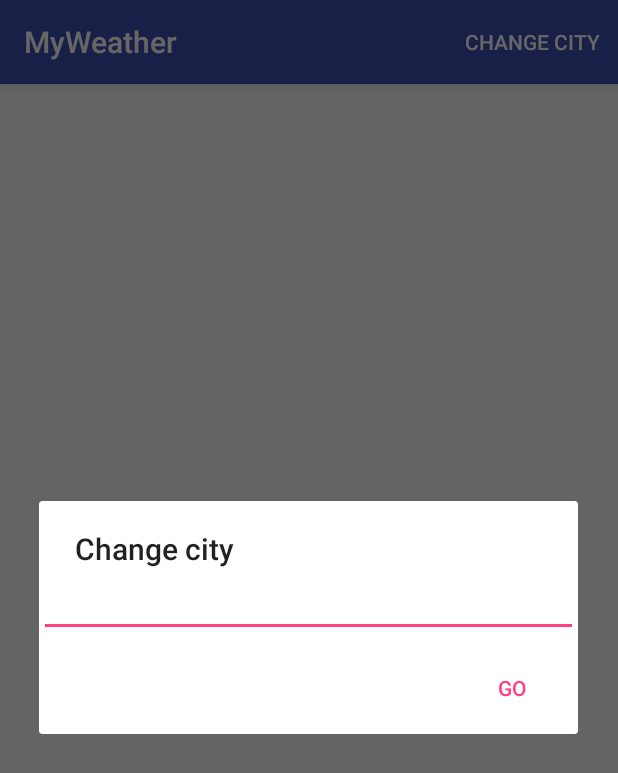
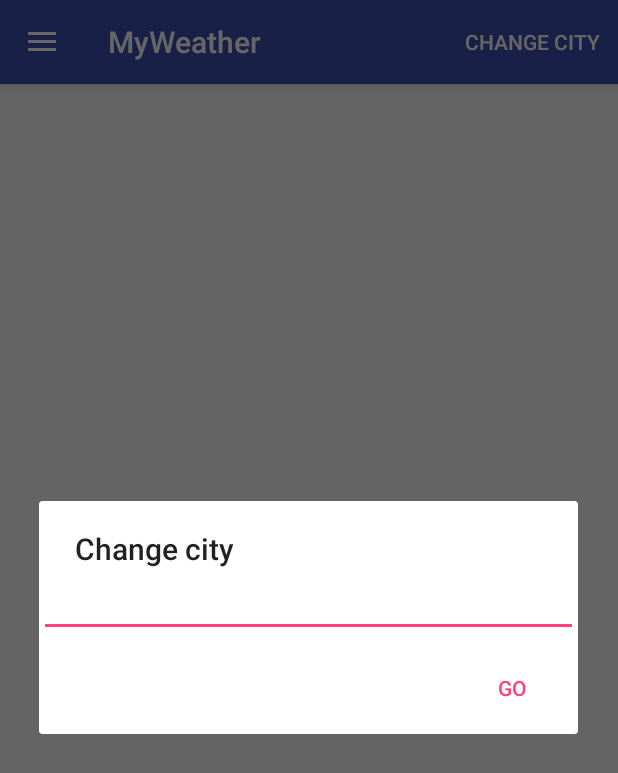
Before and after one commit to Nicopolas/WeatherApp, an Android app: the screen it shows after launch (MainActivity), after a tap on "CHANGE CITY", on a phone screen of 412 x 824 dp. Shown: the top 773 px of the screen. Run offline under Robolectric (Android 15) with nearby library versions, the phone set to English and light mode, and no system bars.

Commit message:
LVL2 HomeWord3 (API, OkHtml,Gson)+ Preferences + toolbar

```diff
--- a/app/src/main/AndroidManifest.xml
+++ b/app/src/main/AndroidManifest.xml
@@ -1,6 +1,8 @@
 <?xml version="1.0" encoding="utf-8"?>
 <manifest xmlns:android="http://schemas.android.com/apk/res/android"
     package="ru.example.geekbrains.weatherapp">
+
+    <uses-permission android:name="android.permission.INTERNET" />
 
     <application
         android:allowBackup="true"
@@ -18,6 +20,4 @@
         </activity>
     </application>
 
-    <uses-permission android:name="android.permission.INTERNET" />
-
 </manifest>
--- a/app/src/main/res/layout/activity_main.xml
+++ b/app/src/main/res/layout/activity_main.xml
@@ -1,12 +1,24 @@
 <?xml version="1.0" encoding="utf-8"?>
+<RelativeLayout xmlns:android="http://schemas.android.com/apk/res/android"
+    xmlns:app="http://schemas.android.com/apk/res-auto"
+    android:layout_width="fill_parent"
+    android:layout_height="fill_parent">
 
-<!-- Основной интерфейс приложения -->
-<!-- Изначально сделан только для портретного режима -->
+    <android.support.design.widget.AppBarLayout
+        android:layout_width="match_parent"
+        android:layout_height="wrap_content"
+        android:theme="@style/AppTheme.AppBarOverlay">
 
-<!-- Хорошей практикой является вынос всех тонких настроек в отдельные файлы -->
-<!-- Например размеры в dimens, цвета в colors и т. д. -->
-<RelativeLayout xmlns:android="http://schemas.android.com/apk/res/android"
-    xmlns:tools="http://schemas.android.com/tools"
+        <android.support.v7.widget.Toolbar
+            android:id="@+id/toolbar"
+            android:layout_width="match_parent"
+            android:layout_height="?attr/actionBarSize"
+            android:background="?attr/colorPrimary"
+            app:popupTheme="@style/AppTheme.PopupOverlay" />
+
+    </android.support.design.widget.AppBarLayout>
+
+    <RelativeLayout
         android:layout_width="fill_parent"
         android:layout_height="fill_parent"
         android:paddingBottom="@dimen/activity_vertical_margin"
@@ -19,7 +31,7 @@
             android:layout_width="wrap_content"
             android:layout_height="wrap_content"
             android:layout_centerHorizontal="true"
-        android:textAppearance="?android:attr/textAppearanceLarge"/>
+            android:textAppearance="?android:attr/textAppearanceLarge" />
 
         <TextView
             android:id="@+id/updated_field"
@@ -28,17 +40,17 @@
             android:layout_below="@+id/city_field"
             android:layout_centerHorizontal="true"
             android:textAppearance="?android:attr/textAppearanceMedium"
-        android:textSize="@dimen/updated_font_size"/>
+            android:textSize="@dimen/updated_font_size" />
 
         <TextView
             android:id="@+id/weather_icon"
             android:layout_width="wrap_content"
             android:layout_height="wrap_content"
+            android:layout_below="@+id/updated_field"
             android:layout_centerHorizontal="true"
             android:layout_marginTop="@dimen/activity_vertical_margin"
-        android:layout_below="@+id/updated_field"
             android:textAppearance="?android:attr/textAppearanceLarge"
-        android:textSize="@dimen/icon_font_size"/>
+            android:textSize="@dimen/icon_font_size" />
 
         <TextView
             android:id="@+id/current_temperature_field"
@@ -47,7 +59,7 @@
             android:layout_alignParentBottom="true"
             android:layout_centerHorizontal="true"
             android:textAppearance="?android:attr/textAppearanceLarge"
-        android:textSize="@dimen/temperature_font_size"/>
+            android:textSize="@dimen/temperature_font_size" />
 
         <TextView
             android:id="@+id/details_field"
@@ -55,6 +67,8 @@
             android:layout_height="wrap_content"
             android:layout_below="@+id/weather_icon"
             android:layout_centerHorizontal="true"
-        android:textAppearance="?android:attr/textAppearanceMedium"/>
+            android:textAppearance="?android:attr/textAppearanceMedium" />
 
     </RelativeLayout>
+
+</RelativeLayout>
--- /dev/null
+++ b/app/src/main/res/layout/workout_drawer_layout.xml
@@ -0,0 +1,25 @@
+<?xml version="1.0" encoding="utf-8"?>
+<android.support.v4.widget.DrawerLayout xmlns:android="http://schemas.android.com/apk/res/android"
+    xmlns:app="http://schemas.android.com/apk/res-auto"
+    xmlns:tools="http://schemas.android.com/tools"
+    android:id="@+id/drawer_layout"
+    android:layout_width="match_parent"
+    android:layout_height="match_parent"
+    android:fitsSystemWindows="true"
+    tools:openDrawer="start">
+
+    <include
+        layout="@layout/activity_main"
+        android:layout_width="match_parent"
+        android:layout_height="match_parent" />
+
+    <android.support.design.widget.NavigationView
+        android:id="@+id/nav_view"
+        android:layout_width="wrap_content"
+        android:layout_height="match_parent"
+        android:layout_gravity="start"
+        android:fitsSystemWindows="true"
+        app:headerLayout="@layout/nav_header_main"
+        app:menu="@menu/activity_main_drawer" />
+
+</android.support.v4.widget.DrawerLayout>
--- /dev/null
+++ b/app/src/main/res/menu/activity_main_drawer.xml
@@ -0,0 +1,29 @@
+<?xml version="1.0" encoding="utf-8"?>
+<menu xmlns:android="http://schemas.android.com/apk/res/android">
+
+    <group android:checkableBehavior="single">
+        <item
+            android:id="@+id/nav_main_windows"
+            android:title="@string/menu_open_main_windows" />
+        <item
+            android:id="@+id/nav_manage"
+            android:title="@string/nav_manage" />
+    </group>
+
+    <item android:title="@string/menu_communicate">
+        <menu>
+            <group android:checkableBehavior="single">
+                <item
+                    android:id="@+id/nav_about_developers"
+                    android:title="@string/menu_about_developers" />
+                <item
+                    android:id="@+id/nav_share"
+                    android:title="@string/menu_share" />
+                <item
+                    android:id="@+id/nav_exit_app"
+                    android:title="@string/menu_exit_app" />
+            </group>
+        </menu>
+    </item>
+
+</menu>
--- a/app/src/main/res/values/dimens.xml
+++ b/app/src/main/res/values/dimens.xml
@@ -9,5 +9,7 @@
     <dimen name="icon_font_size">150sp</dimen>
     <dimen name="updated_font_size">13sp</dimen>
     <dimen name="temperature_font_size">40sp</dimen>
+    <dimen name="nav_header_vertical_spacing">16dp</dimen>
+    <dimen name="nav_header_height">160dp</dimen>
 
 </resources>
--- a/app/src/main/res/values/strings.xml
+++ b/app/src/main/res/values/strings.xml
@@ -20,20 +20,34 @@
     <string name="weather_thunder">&#xf01e;</string>
     <string name="weather_drizzle">&#xf01c;</string>
     <string name="place_not_found">Sorry, no weather data found.</string>
+    <string name="android_studio_web">zakharov.nikolay.com</string>
+
+    <string name="last_update">Last update: %s</string>
 
     <!-- APP ID вашего аккаунта на сайте погоды: бесплатен -->
     <!-- Рекомендую завести и скопировать сюда собственный ключ -->
-    <string name="open_weather_maps_app_id">4c9b542623fc410c003d9bd839f9037d</string>
+    <string name="open_weather_maps_app_id">44e1b236fd0148c425beefd65430d588</string>
 
-    <!-- TODO: Remove or change this placeholder text -->
-    <string name="hello_blank_fragment">Hello blank fragment</string>
+    <string name="save_city_prefs_key">save_city_prefs</string>
 
-
-    <string name="dialog_1">Dialog 1</string>
-    <string name="dialog_2">Dialog 2</string>
-    <string name="message_text">Text of your message</string>
-    <string name="yes">Yes</string>
-    <string name="no">No</string>
-    <string name="maybe">Maybe</string>
+    <string name="navigation_drawer_open">Open navigation drawer</string>
+    <string name="navigation_drawer_close">Close navigation drawer</string>
+    <string name="menu_communicate">Communicate</string>
+    <string name="menu_open_main_windows">Открыть главное окно</string>
+    <string name="menu_about_developers">О разработчиках</string>
+    <string name="menu_share">Поделиться</string>
+    <string name="menu_add">Добавить</string>
+    <string name="menu_clear">Очистить</string>
+    <string name="menu_delete">Удалить</string>
+    <string name="menu_edit">Редактировать</string>
+    <string name="menu_open">Открыть</string>
+    <string name="menu_open_popup">Открыть PopupMenu</string>
+    <string name="menu_exit_app">Закрыть приложение</string>
+    <string name="nav_camera">Import</string>
+    <string name="nav_gallery">Gallery</string>
+    <string name="nav_slideshow">SlideShow</string>
+    <string name="nav_manage">Tools</string>
+    <string name="nav_share">Share</string>
+    <string name="nav_send">Send</string>
 
 </resources>
--- a/app/src/main/res/values/styles.xml
+++ b/app/src/main/res/values/styles.xml
@@ -6,6 +6,14 @@
         <item name="colorPrimary">@color/colorPrimary</item>
         <item name="colorPrimaryDark">@color/colorPrimaryDark</item>
         <item name="colorAccent">@color/colorAccent</item>
+
+        <!-- Удаляем стандартный App bar -->
+        <item name="windowActionBar">false</item>
+        <item name="windowNoTitle">true</item>
     </style>
 
+    <style name="AppTheme.AppBarOverlay" parent="ThemeOverlay.AppCompat.Dark.ActionBar" />
+
+    <style name="AppTheme.PopupOverlay" parent="ThemeOverlay.AppCompat.Light" />
+
 </resources>
```
Also changed, not shown: app/build.gradle (+7 -4 lines), app/src/main/java/ru/example/geekbrains/weatherapp/MainActivity.java (+161 -66 lines), app/src/main/java/ru/example/geekbrains/weatherapp/Model.java (added, +95 -0 lines), app/src/main/java/ru/example/geekbrains/weatherapp/WeatherDataLoader.java (+8 -48 lines), app/src/main/java/ru/example/geekbrains/weatherapp/WeatherObject.java (deleted, +0 -120 lines), app/src/main/res/dimens.xml (added, +8 -0 lines), app/src/main/res/drawable/side_nav_bar.xml (added, +9 -0 lines), app/src/main/res/layout/fragment_input_dialog.xml (deleted, +0 -41 lines), app/src/main/res/layout/nav_header_main.xml (added, +34 -0 lines). Lines whose indentation alone changed are shown as unchanged.
